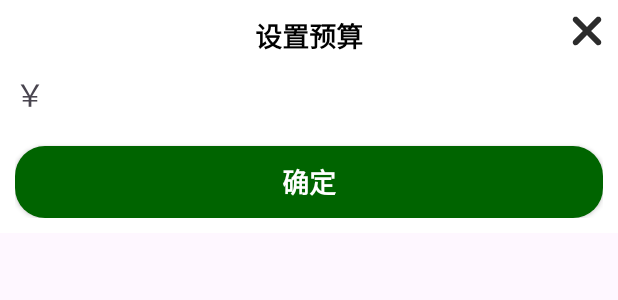
After one commit to 95Brayden/2024_training, an Android app: the layout dialog_budget.xml on its own in the app's theme, with its tools: preview values and no code run, on a phone screen of 412 x 824 dp. The commit adds this screen. Shown: the top 300 px of the screen. Run offline under Robolectric (Android 15) with nearby library versions, the phone set to English and light mode, and no system bars.

Commit message:
主页面v6.0 记录今日收支总额，本月收支总额，预算dialog设计

```diff
--- /dev/null
+++ b/MiDemo/app/src/main/res/layout/dialog_budget.xml
@@ -0,0 +1,50 @@
+<?xml version="1.0" encoding="utf-8"?>
+<RelativeLayout xmlns:android="http://schemas.android.com/apk/res/android"
+    android:layout_width="match_parent" android:layout_height="wrap_content"
+    android:padding="10dp"
+    android:background="@color/white">
+    <TextView
+        android:id="@+id/dialog_budget_tv1"
+        android:layout_width="wrap_content"
+        android:layout_height="wrap_content"
+        android:text="@string/set_budget"
+        android:layout_centerHorizontal="true"
+        android:textSize="18sp"
+        android:textStyle="bold"
+        android:textColor="@color/black"/>
+    <ImageView
+        android:id="@+id/dialog_budget_iv_error"
+        android:layout_width="wrap_content"
+        android:layout_height="wrap_content"
+        android:src="@mipmap/ih_error"
+        android:layout_alignParentRight="true"/>
+    <TextView
+        android:id="@+id/dialog_budget_tv2"
+        android:layout_width="wrap_content"
+        android:layout_height="wrap_content"
+        android:text="￥"
+        android:layout_below="@id/dialog_budget_tv1"
+        android:textSize="20sp"
+        android:layout_marginTop="10dp"/>
+    <EditText
+        android:id="@+id/dialog_budget_et"
+        android:layout_width="match_parent"
+        android:layout_height="wrap_content"
+        android:layout_toRightOf="@id/dialog_budget_tv2"
+        android:layout_alignBaseline="@id/dialog_budget_tv2"
+        android:inputType="numberDecimal"
+        android:background="@color/white">
+        <requestFocus/>
+    </EditText>
+    <android.widget.Button
+        android:id="@+id/dialog_budget_btn_ensure"
+        android:layout_width="match_parent"
+        android:layout_height="wrap_content"
+        android:layout_below="@id/dialog_budget_tv2"
+        android:layout_marginTop="20dp"
+        android:text="@string/ensure"
+        android:textStyle="bold"
+        android:textSize="18sp"
+        android:background="@drawable/main_recordbtn_bg"
+        android:textColor="@color/white"/>
+</RelativeLayout>
--- a/MiDemo/app/src/main/res/values/strings.xml
+++ b/MiDemo/app/src/main/res/values/strings.xml
@@ -18,6 +18,7 @@
     <string name="add_remark">添加备注\n</string>
     <string name="remark">备注</string>
     <string name="please_input_time">请输入时间</string>
+    <string name="set_budget">设置预算</string>
 
 
 </resources>
```
Also changed, not shown: MiDemo/app/src/main/java/com/example/midemo/Dialog/BudgetDialog.java (added, +101 -0 lines), MiDemo/app/src/main/java/com/example/midemo/MainActivity.java (+62 -0 lines), MiDemo/app/src/main/java/com/example/midemo/db/DBManager.java (+49 -1 lines).
